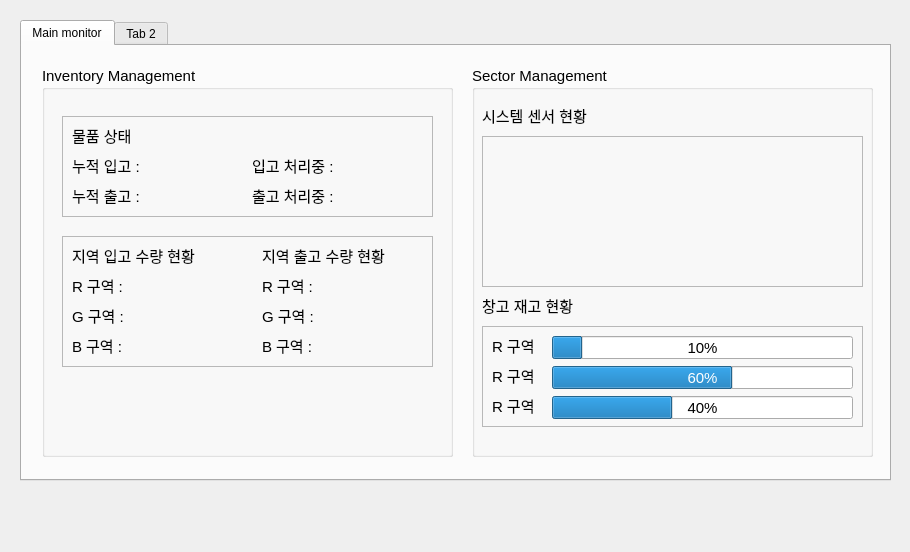
This is frontend/inventory_management.ui in addinedu-ros-10th/iot-repo-3 as Qt 5 draws it before an edit. The edited form follows.
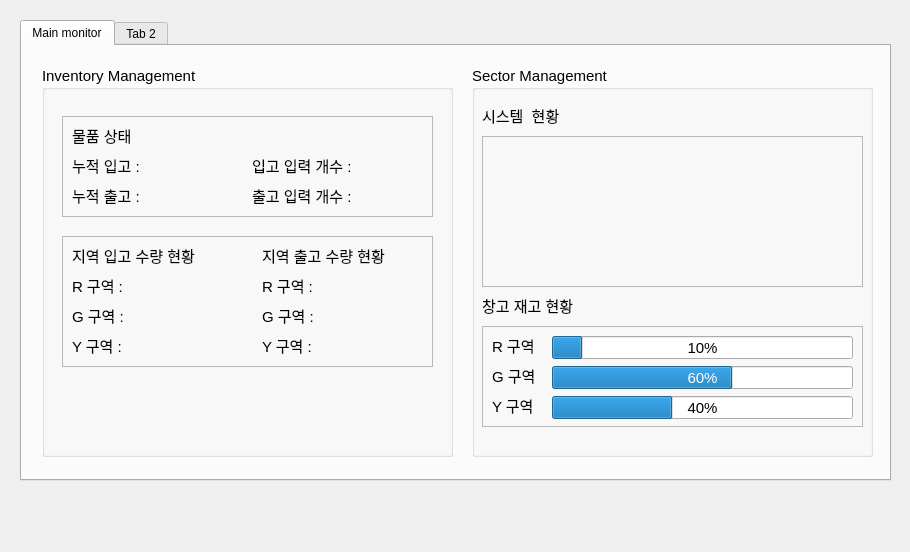
This is the edited form.

What changed in the file:
```diff
--- a/frontend/inventory_management.ui
+++ b/frontend/inventory_management.ui
@@ -110,7 +110,7 @@
         </rect>
        </property>
        <property name="text">
-        <string>입고 처리중 :</string>
+        <string>입고 입력 개수 :</string>
        </property>
       </widget>
       <widget class="QLabel" name="label_18">
@@ -118,12 +118,12 @@
         <rect>
          <x>190</x>
          <y>70</y>
-         <width>81</width>
+         <width>101</width>
          <height>19</height>
         </rect>
        </property>
        <property name="text">
-        <string>출고 처리중 :</string>
+        <string>출고 입력 개수 :</string>
        </property>
       </widget>
      </widget>
@@ -191,7 +191,7 @@
         </rect>
        </property>
        <property name="text">
-        <string>B 구역 :</string>
+        <string>Y 구역 :</string>
        </property>
       </widget>
       <widget class="QLabel" name="label_8">
@@ -243,7 +243,7 @@
         </rect>
        </property>
        <property name="text">
-        <string>B 구역 :</string>
+        <string>Y 구역 :</string>
        </property>
       </widget>
      </widget>
@@ -340,7 +340,7 @@
         </rect>
        </property>
        <property name="text">
-        <string>R 구역</string>
+        <string>G 구역</string>
        </property>
       </widget>
       <widget class="QLabel" name="label_16">
@@ -353,7 +353,7 @@
         </rect>
        </property>
        <property name="text">
-        <string>R 구역</string>
+        <string>Y 구역</string>
        </property>
       </widget>
      </widget>
@@ -367,7 +367,7 @@
        </rect>
       </property>
       <property name="text">
-       <string>시스템 센서 현황</string>
+       <string>시스템  현황</string>
       </property>
      </widget>
      <widget class="QLabel" name="label_13">
```
